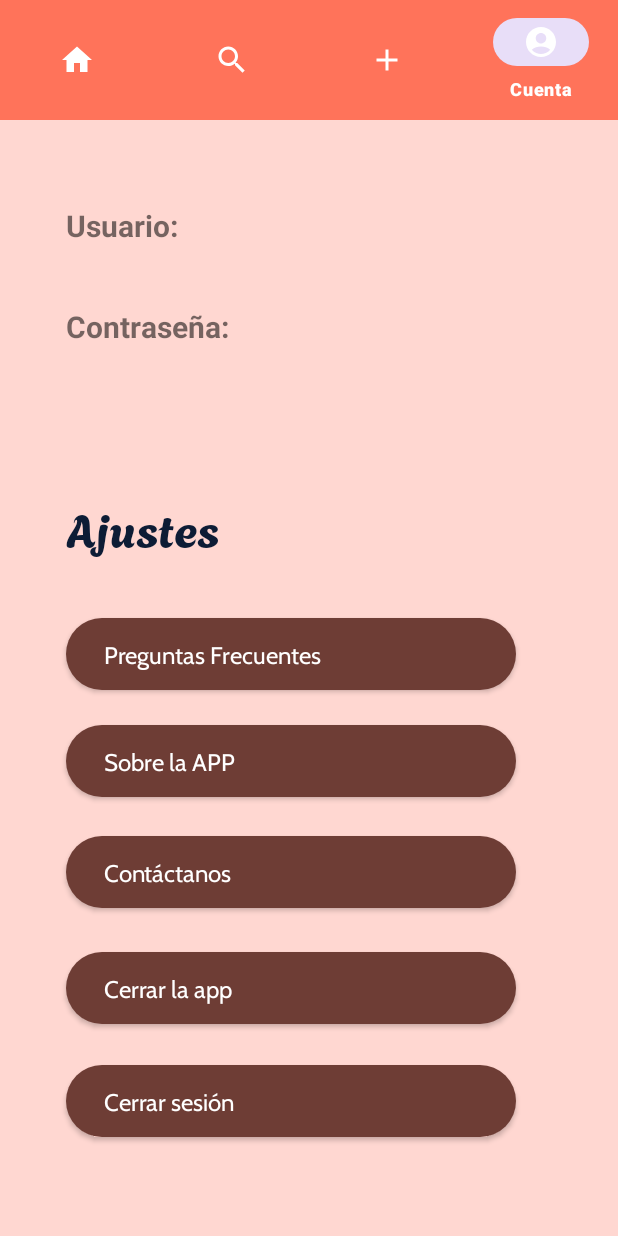
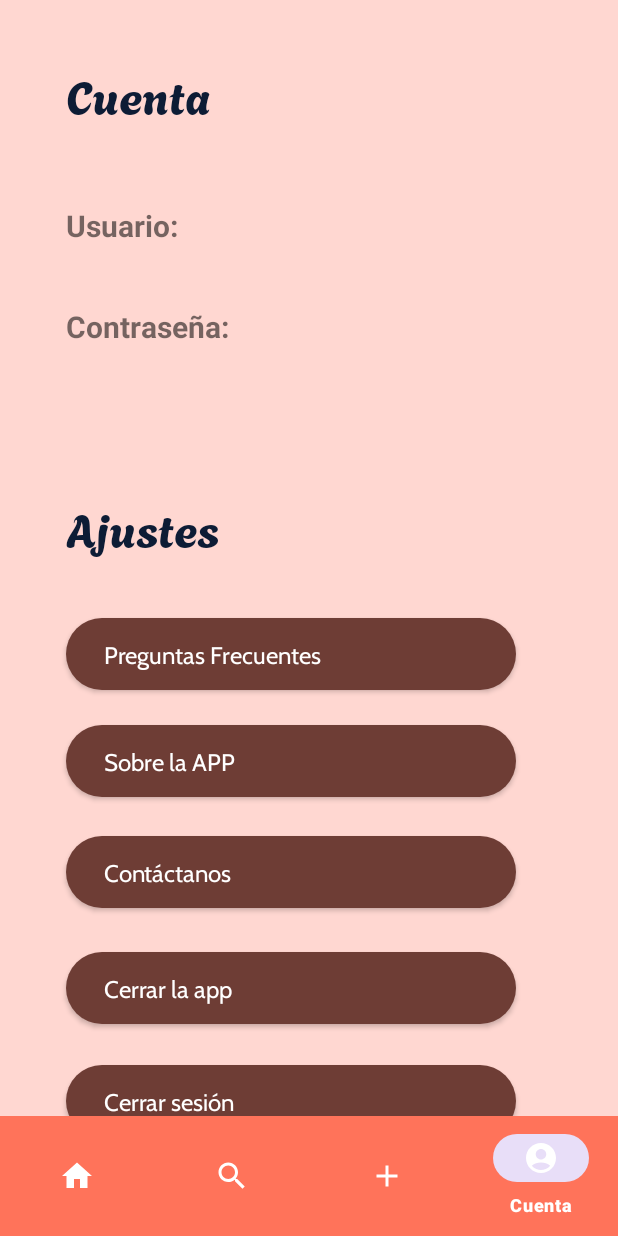
Before and after one commit to nestornumber/FoodFast, an Android app: the AccountActivity screen opened directly, with no data from a screen before it, on a phone screen of 412 x 824 dp. Run offline under Robolectric (Android 15) with nearby library versions, the phone set to English and light mode, and no system bars.

Commit message:
Update activity_account.xml

```diff
--- a/app/src/main/res/layout/activity_account.xml
+++ b/app/src/main/res/layout/activity_account.xml
@@ -169,8 +169,11 @@
         app:itemBackground="@color/foodfast_nav_background"
         app:itemIconTint="@color/foodfast_nav_selected"
         app:itemTextColor="@color/foodfast_nav_selected"
-        app:menu="@menu/menu_navigation"
-        tools:layout_editor_absoluteY="789dp" />
+        app:layout_constraintBottom_toBottomOf="parent"
+        app:layout_constraintEnd_toEndOf="parent"
+        app:layout_constraintHorizontal_bias="0.5"
+        app:layout_constraintStart_toStartOf="parent"
+        app:menu="@menu/menu_navigation" />
 
 
 </androidx.constraintlayout.widget.ConstraintLayout>
```
